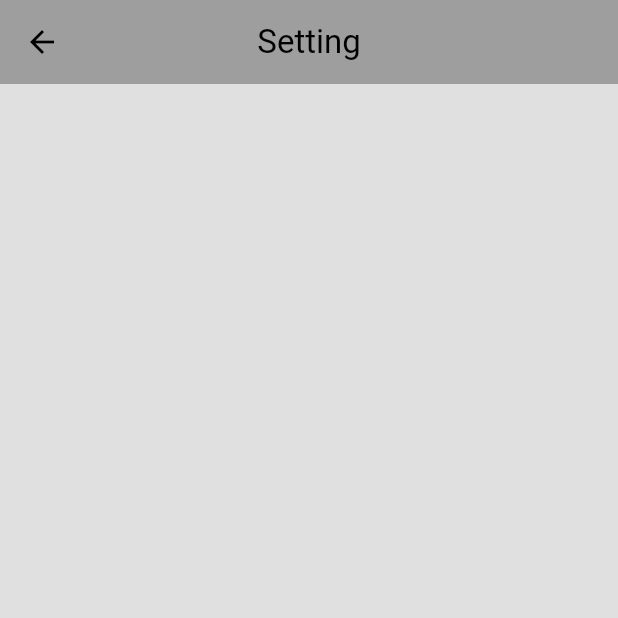
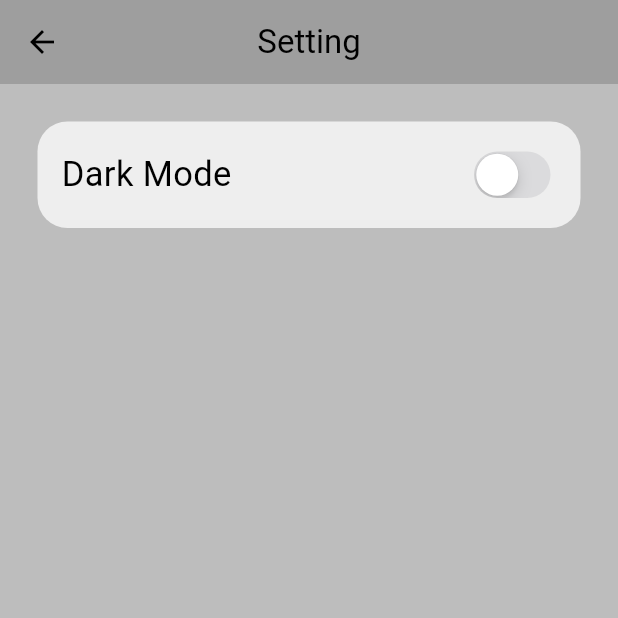
Before and after one commit to Sahil-Kumar7253/chat_app, a Flutter app: the screen it shows once a user with an empty profile is signed in, in the side drawer, after a tap on "S E T T I N G", on a phone screen of 412 x 824 dp, the top half of it. Run offline on Flutter 3.47's test engine with Material 3 defaults, Android fonts, the phone set to English and light mode, and no system bars; our stand-ins replace cloud_firestore, firebase_auth, firebase_core; accounts and stored records are empty; network calls fail.

Commit message:
UI Changes

```diff
--- a/lib/Screens/HomePage.dart
+++ b/lib/Screens/HomePage.dart
@@ -20,6 +20,7 @@ class _HomepageState extends State<Homepage> {
   @override
   Widget build(BuildContext context) {
     return Scaffold(
+      backgroundColor: Colors.white,
       appBar: AppBar(
         backgroundColor: Theme.of(context).colorScheme.primary,
         title: const Text("Home"),
--- a/lib/Screens/SettingPage.dart
+++ b/lib/Screens/SettingPage.dart
@@ -1,4 +1,8 @@
+import 'package:flutter/cupertino.dart';
 import 'package:flutter/material.dart';
+import 'package:provider/provider.dart';
+
+import '../themes/theme_provider.dart';
 
 class Settingpage extends StatefulWidget {
   const Settingpage({super.key});
@@ -11,11 +15,38 @@ class _SettingpageState extends State<Settingpage> {
   @override
   Widget build(BuildContext context) {
     return Scaffold(
+      backgroundColor: Theme.of(context).colorScheme.surface,
       appBar: AppBar(
         backgroundColor: Theme.of(context).colorScheme.primary,
         title: const Text("Setting"),
         centerTitle: true,
       ),
+      body: Container(
+        decoration: BoxDecoration(
+          color: Theme.of(context).colorScheme.secondary,
+          borderRadius: BorderRadius.circular(20),
+        ),
+        margin: const EdgeInsets.all(25),
+        padding: const EdgeInsets.all(16),
+        child: Row(
+          mainAxisAlignment: MainAxisAlignment.spaceBetween,
+          children: [
+            const Text(
+              "Dark Mode",
+              style: TextStyle(
+                fontSize: 23,
+              ),
+            ),
+
+            CupertinoSwitch(
+              value: Provider.of<ThemeProvider>(context,listen: false).isDarkMode,
+              onChanged: (value) =>
+                    Provider.of<ThemeProvider>(context,listen: false)
+                        .toggleTheme(),
+            )
+          ],
+        ),
+      ),
     );
   }
 }
--- a/lib/component/my_drawer.dart
+++ b/lib/component/my_drawer.dart
@@ -1,6 +1,8 @@
 import 'package:chat_app1/Screens/SettingPage.dart';
 import 'package:flutter/material.dart';
+import 'package:provider/provider.dart';
 import '../Services/auth/auth_service.dart';
+import '../themes/theme_provider.dart';
 
 
 class MyDrawer extends StatelessWidget {
@@ -8,6 +10,8 @@ class MyDrawer extends StatelessWidget {
 
   @override
   Widget build(BuildContext context) {
+
+    bool isDarkMode = Provider.of<ThemeProvider>(context).isDarkMode;
     return Drawer(
       backgroundColor: Theme.of(context).colorScheme.secondary,
       child: Column(
@@ -19,7 +23,7 @@ class MyDrawer extends StatelessWidget {
                   child: Center(
                     child: Icon(
                       Icons.message,
-                      color: Theme.of(context).colorScheme.primary,
+                      color: isDarkMode? Colors.white : Theme.of(context).colorScheme.primary,
                       size: 40,
                     ),
                   )
@@ -27,16 +31,16 @@ class MyDrawer extends StatelessWidget {
               Padding(
                 padding: const EdgeInsets.only(left: 25),
                 child: ListTile(
-                  title: const Text(
+                  title: Text(
                     "H O M E",
                     style: TextStyle(
-                      color: Colors.black,
+                      color: isDarkMode? Colors.white : Colors.black,
                       fontWeight: FontWeight.bold,
                     ),
                   ),
                   leading: Icon(
                     Icons.home,
-                    color: Theme.of(context).colorScheme.primary,
+                    color: isDarkMode? Colors.white : Theme.of(context).colorScheme.primary,
                   ),
                   onTap: () {
                     Navigator.pop(context);
@@ -47,16 +51,16 @@ class MyDrawer extends StatelessWidget {
               Padding(
                 padding: const EdgeInsets.only(left: 25),
                 child: ListTile(
-                  title: const Text(
+                  title: Text(
                     "S E T T I N G",
                     style: TextStyle(
-                      color: Colors.black,
+                      color: isDarkMode? Colors.white : Colors.black,
                       fontWeight: FontWeight.bold,
                     ),
                   ),
                   leading: Icon(
                     Icons.settings,
-                    color: Theme.of(context).colorScheme.primary,
+                    color: isDarkMode? Colors.white : Theme.of(context).colorScheme.primary,
                   ),
                   onTap: () {
                     Navigator.pop(context);
@@ -73,16 +77,16 @@ class MyDrawer extends StatelessWidget {
           Padding(
             padding: const EdgeInsets.only(left: 25, bottom: 25),
             child: ListTile(
-              title: const Text(
+              title: Text(
                 "L O G O U T",
                 style: TextStyle(
-                  color: Colors.black,
+                  color: isDarkMode? Colors.white : Colors.black,
                   fontWeight: FontWeight.bold,
                 ),
               ),
               leading: Icon(
                 Icons.logout,
-                color: Theme.of(context).colorScheme.primary,
+                color: isDarkMode? Colors.white : Theme.of(context).colorScheme.primary,
               ),
               onTap: () async {
                 final authService = AuthService();
--- a/lib/component/my_textField.dart
+++ b/lib/component/my_textField.dart
@@ -1,24 +1,33 @@
 import 'package:flutter/material.dart';
+import 'package:provider/provider.dart';
+
+import '../themes/theme_provider.dart';
 
 class MyTextField extends StatelessWidget {
   final String hintText;
   final bool obscureText;
   final TextEditingController controller;
+  final FocusNode? focusNode;
 
   const MyTextField({
     super.key,
     required this.hintText,
     required this.obscureText,
-    required this.controller
+    required this.controller,
+    this.focusNode
   });
 
   @override
   Widget build(BuildContext context) {
+
+    bool isDarkMode = Provider.of<ThemeProvider>(context).isDarkMode;
+
     return Padding(
         padding: const EdgeInsets.symmetric(horizontal: 25.0),
         child : TextField(
         obscureText: obscureText,
         controller: controller,
+        focusNode: focusNode,
         decoration: InputDecoration(
           enabledBorder: OutlineInputBorder(
             borderSide: BorderSide(color: Theme.of(context).colorScheme.tertiary)
@@ -26,10 +35,10 @@ class MyTextField extends StatelessWidget {
           focusedBorder: OutlineInputBorder(
             borderSide: BorderSide(color: Theme.of(context).colorScheme.primary)
           ),
-          fillColor: Theme.of(context).colorScheme.secondary,
+          fillColor: Theme.of(context).colorScheme.primary,
           filled: true,
           hintText: hintText,
-          hintStyle: TextStyle(color: Theme.of(context).colorScheme.primary)
+          hintStyle: TextStyle(color: isDarkMode? Colors.white : Theme.of(context).colorScheme.secondary)
         ),
         ),
     );
--- a/lib/main.dart
+++ b/lib/main.dart
@@ -1,6 +1,8 @@
 import 'package:chat_app1/themes/light_mode.dart';
+import 'package:chat_app1/themes/theme_provider.dart';
 import 'package:firebase_core/firebase_core.dart';
 import 'package:flutter/material.dart';
+import 'package:provider/provider.dart';
 import 'Services/auth/auth_gate.dart';
 import 'firebase_options.dart';
 
@@ -8,7 +10,12 @@ Future<void> main() async {
   WidgetsFlutterBinding.ensureInitialized();
   await Firebase.initializeApp(options: DefaultFirebaseOptions.currentPlatform);
 
-  runApp(const MyApp());
+  runApp(
+    ChangeNotifierProvider(
+      create: (context) => ThemeProvider(),
+      child: const MyApp(),
+    )
+  );
 }
 
 class MyApp extends StatelessWidget {
@@ -19,7 +26,7 @@ class MyApp extends StatelessWidget {
   Widget build(BuildContext context) {
     return MaterialApp(
       debugShowCheckedModeBanner: false,
-      theme: lightMode,
+      theme: Provider.of<ThemeProvider>(context).themeData,
       home: const AuthGate(),
     );
   }
--- /dev/null
+++ b/lib/themes/dark_mode.dart
@@ -0,0 +1,11 @@
+import 'package:flutter/material.dart';
+
+ThemeData darkMode = ThemeData(
+  colorScheme: ColorScheme.dark(
+    background: Colors.grey.shade900,
+    primary: Colors.grey.shade600,
+    secondary: Colors.grey.shade700,
+    tertiary: Colors.grey.shade800,
+    inversePrimary: Colors.grey.shade400,
+  ),
+);
--- a/lib/themes/light_mode.dart
+++ b/lib/themes/light_mode.dart
@@ -2,7 +2,7 @@ import 'package:flutter/material.dart';
 
 ThemeData lightMode = ThemeData(
   colorScheme: ColorScheme.light(
-    surface: Colors.grey.shade300,
+    surface : Colors.grey.shade400,
     primary: Colors.grey.shade500,
     secondary: Colors.grey.shade200,
     tertiary: Colors.white,
--- /dev/null
+++ b/lib/themes/theme_provider.dart
@@ -0,0 +1,22 @@
+import 'package:chat_app1/themes/light_mode.dart';
+import 'package:flutter/material.dart';
+import 'dark_mode.dart';
+
+class ThemeProvider extends ChangeNotifier {
+
+  ThemeData _themeData = lightMode;
+
+  ThemeData get themeData => _themeData;
+
+  bool get isDarkMode => _themeData == darkMode;
+
+  set themeData(ThemeData themeData) {
+    _themeData = themeData;
+    notifyListeners();
+  }
+
+  void toggleTheme (){
+    _themeData = (_themeData == lightMode) ? darkMode : lightMode;
+    notifyListeners();
+  }
+}
--- a/pubspec.yaml
+++ b/pubspec.yaml
@@ -37,6 +37,7 @@ dependencies:
   cupertino_icons: ^1.0.8
   firebase_auth: ^5.4.1
   cloud_firestore: ^5.6.2
+  provider: ^6.1.2
 
 dev_dependencies:
   flutter_test:
```
Also changed, not shown: lib/Screens/chat_page.dart (+61 -4 lines), lib/component/chatbubble.dart (added, +36 -0 lines), lib/component/userTile.dart (+8 -2 lines), pubspec.lock.
